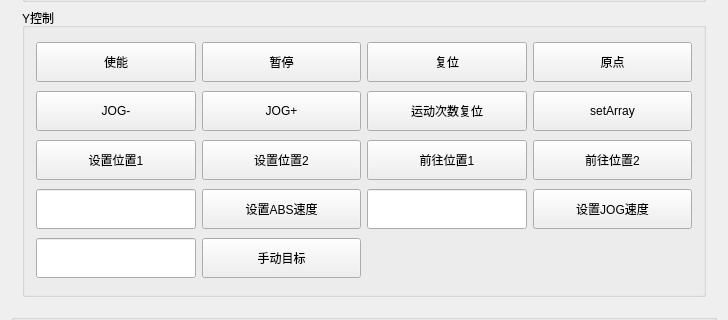
Old version of the form LPCContrlDialog.ui in the repository wangweiqq/S7PLCTest; both pictures show x 0 to 728 and y 335 to 655 of the 728 by 741 pixel window.
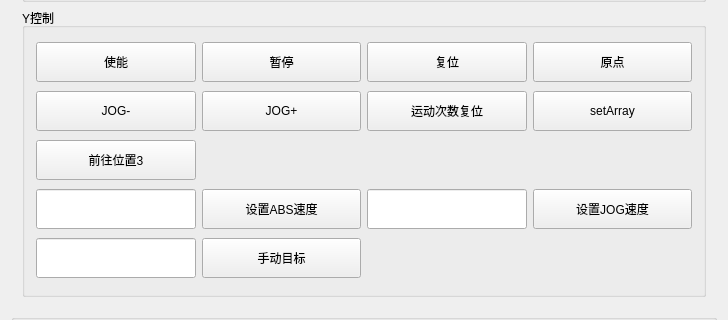
New version of the form. The open tabs and pages were chosen to show the change.

What changed in the file:
```diff
--- a/LPCContrlDialog.ui
+++ b/LPCContrlDialog.ui
@@ -7,7 +7,7 @@
     <x>0</x>
     <y>0</y>
     <width>724</width>
-    <height>660</height>
+    <height>711</height>
    </rect>
   </property>
   <property name="windowTitle">
@@ -2339,25 +2339,6 @@
             </property>
            </widget>
           </item>
-          <item row="3" column="2">
-           <widget class="QPushButton" name="pushButton_ABSLeft_2">
-            <property name="sizePolicy">
-             <sizepolicy hsizetype="Preferred" vsizetype="Fixed">
-              <horstretch>0</horstretch>
-              <verstretch>0</verstretch>
-             </sizepolicy>
-            </property>
-            <property name="minimumSize">
-             <size>
-              <width>0</width>
-              <height>40</height>
-             </size>
-            </property>
-            <property name="text">
-             <string>前往位置1</string>
-            </property>
-           </widget>
-          </item>
           <item row="2" column="2">
            <widget class="QPushButton" name="btnY_Counter_Rst">
             <property name="sizePolicy">
@@ -2396,44 +2377,6 @@
             </property>
            </widget>
           </item>
-          <item row="3" column="3">
-           <widget class="QPushButton" name="pushButton_ABSRight_2">
-            <property name="sizePolicy">
-             <sizepolicy hsizetype="Preferred" vsizetype="Fixed">
-              <horstretch>0</horstretch>
-              <verstretch>0</verstretch>
-             </sizepolicy>
-            </property>
-            <property name="minimumSize">
-             <size>
-              <width>0</width>
-              <height>40</height>
-             </size>
-            </property>
-            <property name="text">
-             <string>前往位置2</string>
-            </property>
-           </widget>
-          </item>
-          <item row="3" column="1">
-           <widget class="QPushButton" name="pushButton_setABSRight_2">
-            <property name="sizePolicy">
-             <sizepolicy hsizetype="Preferred" vsizetype="Fixed">
-              <horstretch>0</horstretch>
-              <verstretch>0</verstretch>
-             </sizepolicy>
-            </property>
-            <property name="minimumSize">
-             <size>
-              <width>0</width>
-              <height>40</height>
-             </size>
-            </property>
-            <property name="text">
-             <string>设置位置2</string>
-            </property>
-           </widget>
-          </item>
           <item row="3" column="0">
            <widget class="QPushButton" name="pushButton_setABSLeft_2">
             <property name="sizePolicy">
@@ -2449,7 +2392,7 @@
              </size>
             </property>
             <property name="text">
-             <string>设置位置1</string>
+             <string>前往位置3</string>
             </property>
            </widget>
           </item>
```
Left out of the diff: 88 changed lines with no effect on the pictures.
